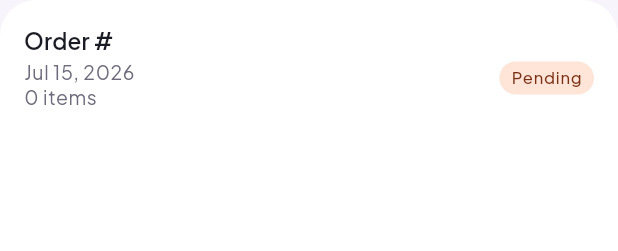
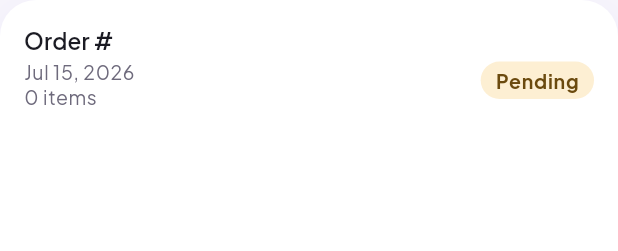
Before and after one commit to gorkdev/ecommerce-app, a Flutter app: the _OrderCard widget shown alone on an empty page, opened directly with empty values, on a phone screen of 412 x 824 dp. Shown: the top 251 px of the screen. Run offline on Flutter 3.47's test engine with Material 3 defaults, Android fonts, the phone set to English and light mode, and no system bars; our stand-ins replace dio, firebase_core, firebase_messaging, flutter_riverpod, flutter_secure_storage, go_router and 1 more; missing offline and left inert: flutter_stripe; accounts and stored records are empty; network calls fail.

Commit message:
feat(mobile): redesign orders and tracking
- OrderStatusChip maps each of the seven statuses to its own
  pastel pair (amber/periwinkle/violet/cyan/mint/neutral/rose),
  with a test asserting the mapping stays distinct
- Order cards become SoftCards with tabular bold totals
- Order detail splits into timeline, items and receipt-style
  totals SoftCards with a dashed divider and mint discount
- Cancelled/refunded banners reuse the chip palette instead of
  the error color - a refund is not an error

```diff
--- a/mobile/lib/features/orders/presentation/orders_screen.dart
+++ b/mobile/lib/features/orders/presentation/orders_screen.dart
@@ -3,10 +3,12 @@ import 'package:flutter_riverpod/flutter_riverpod.dart';
 import 'package:go_router/go_router.dart';
 
 import '../../../core/l10n/l10n.dart';
+import '../../../core/theme/app_tokens.dart';
 import '../../../shared/formatting/date_formatter.dart';
 import '../../../shared/formatting/price_formatter.dart';
 import '../../../shared/widgets/empty_view.dart';
 import '../../../shared/widgets/error_view.dart';
+import '../../../shared/widgets/soft_card.dart';
 import '../../catalog/presentation/catalog_screen.dart';
 import '../application/orders_providers.dart';
 import '../domain/order.dart';
@@ -61,9 +63,9 @@ class OrdersScreen extends ConsumerWidget {
     return RefreshIndicator(
       onRefresh: () => ref.refresh(ordersProvider.future),
       child: ListView.separated(
-        padding: const EdgeInsets.all(16),
+        padding: AppTokens.screenPadding,
         itemCount: orders.length,
-        separatorBuilder: (_, _) => const SizedBox(height: 12),
+        separatorBuilder: (_, _) => const SizedBox(height: AppTokens.space3),
         itemBuilder: (_, int index) => _OrderCard(orders[index]),
       ),
     );
@@ -79,13 +81,8 @@ class _OrderCard extends StatelessWidget {
   Widget build(BuildContext context) {
     final theme = Theme.of(context);
 
-    return Card(
-      margin: EdgeInsets.zero,
-      child: InkWell(
-        borderRadius: BorderRadius.circular(12),
+    return SoftCard(
       onTap: () => context.push(OrderDetailScreen.location(order.id)),
-        child: Padding(
-          padding: const EdgeInsets.all(16),
       child: Row(
         crossAxisAlignment: CrossAxisAlignment.start,
         children: <Widget>[
@@ -99,41 +96,35 @@ class _OrderCard extends StatelessWidget {
                 ),
                 const SizedBox(height: 2),
                 Text(
-                      DateFormatter.date(
-                        order.createdAt,
-                        context.l10n.localeName,
-                      ),
-                      style: theme.textTheme.bodySmall?.copyWith(
-                        color: theme.colorScheme.onSurfaceVariant,
-                      ),
+                  DateFormatter.date(order.createdAt, context.l10n.localeName),
+                  style: theme.textTheme.bodySmall,
                 ),
                 Text(
                   context.l10n.nItems(order.itemCount),
-                      style: theme.textTheme.bodySmall?.copyWith(
-                        color: theme.colorScheme.onSurfaceVariant,
-                      ),
+                  style: theme.textTheme.bodySmall,
                 ),
               ],
             ),
           ),
-              const SizedBox(width: 12),
+          const SizedBox(width: AppTokens.space3),
           Column(
             crossAxisAlignment: CrossAxisAlignment.end,
             children: <Widget>[
               Text(
                 PriceFormatter.format(order.total, order.currency),
                 style: theme.textTheme.titleSmall?.copyWith(
-                      fontWeight: FontWeight.w600,
+                  fontWeight: FontWeight.w700,
+                  fontFeatures: const <FontFeature>[
+                    FontFeature.tabularFigures(),
+                  ],
                 ),
               ),
-                  const SizedBox(height: 4),
+              const SizedBox(height: AppTokens.space1),
               OrderStatusChip(order.status),
             ],
           ),
         ],
       ),
-        ),
-      ),
     );
   }
 }
--- a/mobile/lib/features/orders/presentation/widgets/order_status_chip.dart
+++ b/mobile/lib/features/orders/presentation/widgets/order_status_chip.dart
@@ -1,48 +1,45 @@
 import 'package:flutter/material.dart';
 
 import '../../../../core/l10n/l10n.dart';
+import '../../../../core/theme/app_tokens.dart';
 import '../../domain/order.dart';
 import 'order_status_label.dart';
 
-/// A compact, color-coded label for an order's lifecycle state.
+/// A compact pastel pill for an order's lifecycle state — every status gets
+/// its own hue so a list of orders reads at a glance.
 class OrderStatusChip extends StatelessWidget {
   const OrderStatusChip(this.status, {super.key});
 
   final OrderStatus status;
 
+  /// The one place a status maps to its pastel pair.
+  static PastelPair pairFor(AppTokens tokens, OrderStatus status) =>
+      switch (status) {
+        OrderStatus.pending => tokens.amber,
+        OrderStatus.paid => tokens.periwinkle,
+        OrderStatus.preparing => tokens.violet,
+        OrderStatus.shipped => tokens.cyan,
+        OrderStatus.delivered => tokens.mint,
+        OrderStatus.cancelled => tokens.neutral,
+        OrderStatus.refunded => tokens.rose,
+      };
+
   @override
   Widget build(BuildContext context) {
-    final ColorScheme colors = Theme.of(context).colorScheme;
-    final (Color background, Color foreground) = switch (status) {
-      OrderStatus.pending => (
-        colors.tertiaryContainer,
-        colors.onTertiaryContainer,
-      ),
-      OrderStatus.paid ||
-      OrderStatus.preparing ||
-      OrderStatus.shipped => (
-        colors.secondaryContainer,
-        colors.onSecondaryContainer,
-      ),
-      OrderStatus.delivered => (
-        colors.primaryContainer,
-        colors.onPrimaryContainer,
-      ),
-      OrderStatus.cancelled ||
-      OrderStatus.refunded => (colors.errorContainer, colors.onErrorContainer),
-    };
+    final PastelPair pair = pairFor(AppTokens.of(context), status);
 
     return Container(
-      padding: const EdgeInsets.symmetric(horizontal: 8, vertical: 3),
+      padding: const EdgeInsets.symmetric(horizontal: 10, vertical: 4),
       decoration: BoxDecoration(
-        color: background,
+        color: pair.container,
         borderRadius: BorderRadius.circular(999),
       ),
       child: Text(
         status.label(context.l10n),
-        style: Theme.of(
-          context,
-        ).textTheme.labelSmall?.copyWith(color: foreground),
+        style: Theme.of(context).textTheme.labelMedium?.copyWith(
+          color: pair.onContainer,
+          fontWeight: FontWeight.w700,
+        ),
       ),
     );
   }
```
Also changed, not shown: mobile/lib/features/orders/presentation/order_detail_screen.dart (+62 -23 lines), 1 other file. Lines whose indentation alone changed are shown as unchanged.
